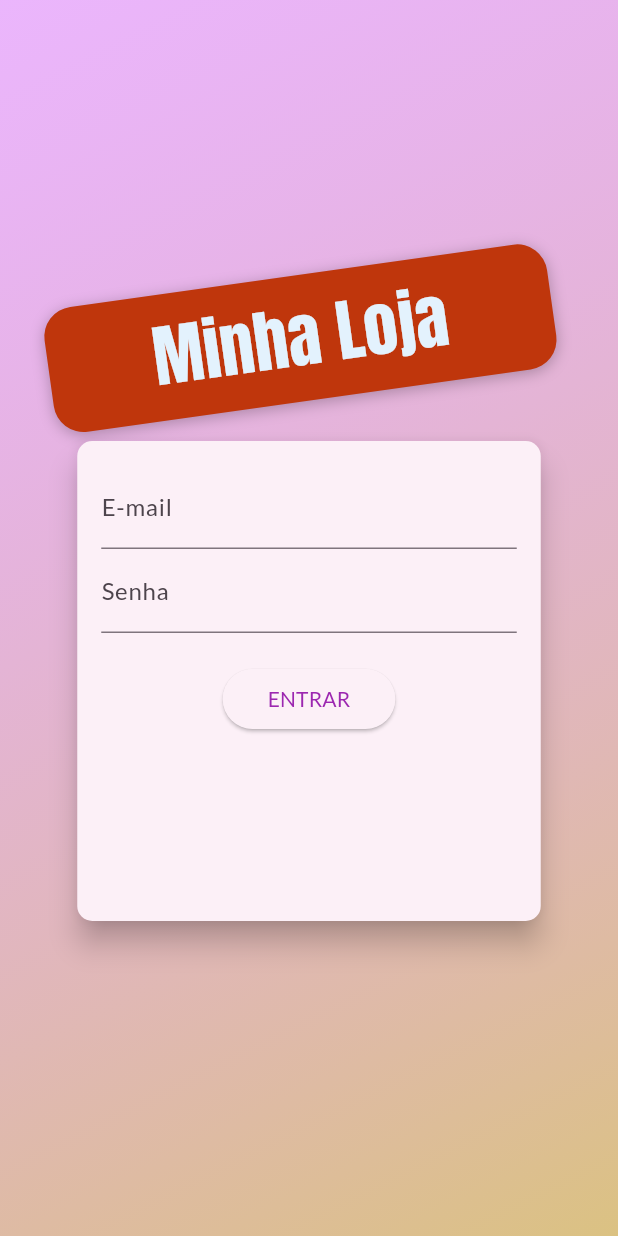
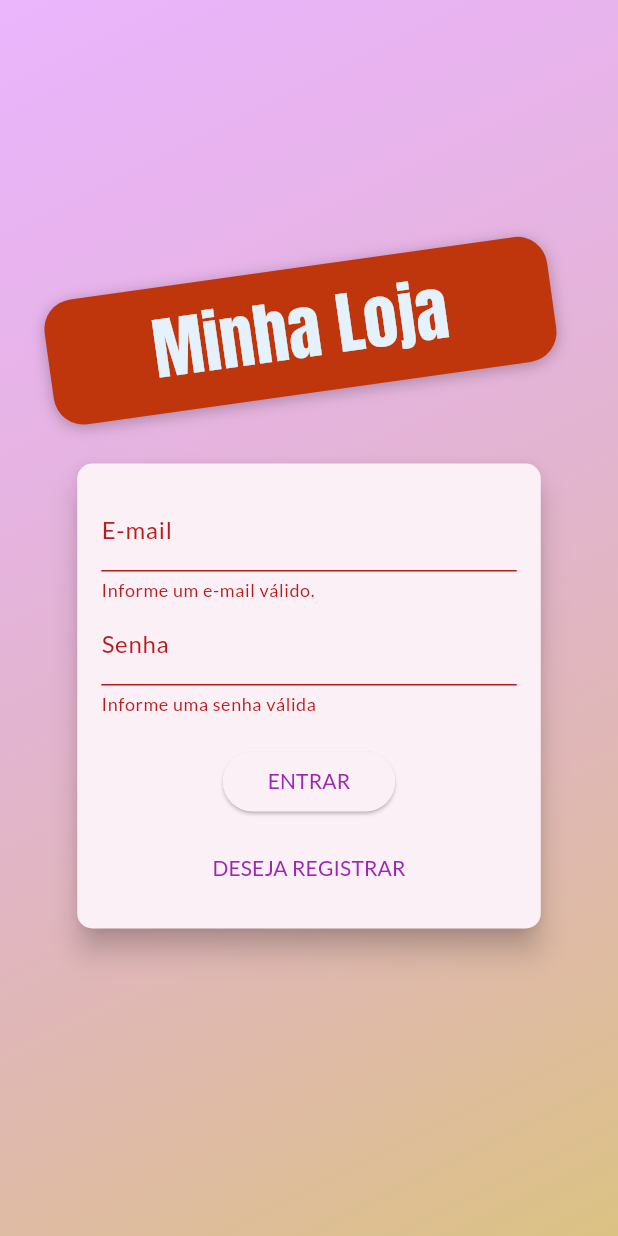
Before and after one commit to wisley-cesar/App-Loja-, a Flutter app: the screen it shows after launch, after a tap on "ENTRAR", on a phone screen of 412 x 824 dp. Run offline on Flutter 3.47's test engine with Material 3 defaults, Android fonts, the phone set to English and light mode, and no system bars; network calls fail.

Commit message:
Auth v:2

```diff
--- /dev/null
+++ b/lib/exception/auth_exception.dart
@@ -0,0 +1,21 @@
+class AuthException implements Exception {
+  static const Map<String, String> errors = {
+    'EMAIL_EXISTS': 'O endereço de e-mail já está sendo usado por outra conta.',
+    'OPERATION_NOT_ALLOWED':
+        'O login por senha está desativado para este projeto.',
+    'TOO_MANY_ATTEMPTS_TRY_LATER':
+        'Bloqueamos todas as solicitações deste dispositivo devido a atividades incomuns. Tente mais tarde.',
+    'EMAIL_NOT_FOUND':
+        'Não há registro de usuário correspondente a este identificador. O usuário pode ter sido excluído.',
+    'INVALID_PASSWORD': 'A senha é inválida ou o usuário não tem uma senha.',
+    'USER_DISABLED': 'A conta de usuário foi desativada.',
+    'INVALID_LOGIN_CREDENTIALS': 'Credencias de login inválidas'
+  };
+  final String key;
+  AuthException(this.key);
+
+  @override
+  String toString() {
+    return errors[key] ?? 'Ocorreu um erro no processo de autentificação';
+  }
+}
--- a/lib/main.dart
+++ b/lib/main.dart
@@ -1,14 +1,14 @@
 import 'package:flutter/material.dart';
+import 'package:loja/models/auth.dart';
 import 'package:loja/models/cart.dart';
 import 'package:loja/models/order_list.dart';
 import 'package:loja/models/product_list.dart';
-import 'package:loja/pages/auth_page.dart';
+import 'package:loja/pages/auth_or_home_page.dart';
 import 'package:loja/pages/cart_page.dart';
 import 'package:loja/pages/oder_page.dart';
 import 'package:loja/pages/product_detail_page.dart';
 import 'package:loja/pages/product_form_page.dart';
 import 'package:loja/pages/products_page.dart';
-import 'package:loja/pages/products_overview_pages.dart';
 import 'package:loja/utils/app_routes.dart';
 import 'package:provider/provider.dart';
 
@@ -24,7 +24,16 @@ class MyApp extends StatelessWidget {
     return MultiProvider(
       providers: [
         ChangeNotifierProvider(
-          create: (_) => ProductList(),
+          create: (_) => Auth(),
+        ),
+        ChangeNotifierProxyProvider<Auth, ProductList>(
+          create: (_) => ProductList('', []),
+          update: (context, auth, previous) {
+            return ProductList(
+              auth.token ?? '',
+              previous?.items ?? [],
+            );
+          },
         ),
         ChangeNotifierProvider(
           create: (_) => Cart(),
@@ -61,8 +70,7 @@ class MyApp extends StatelessWidget {
         ),
         debugShowCheckedModeBanner: false,
         routes: {
-          AppRoutes.AUTH: (context) => const AuthPage(),
-          AppRoutes.HOME: (context) => const ProductsOverviewPages(),
+          AppRoutes.AUTH_OR_HOME: (context) => const AuthOrHomePage(),
           AppRoutes.PRODUCT_DETAIL: (context) => const ProductDetailPage(),
           AppRoutes.CART: (context) => const CartPage(),
           AppRoutes.ORDERS: (context) => const OderPage(),
--- a/lib/models/order_list.dart
+++ b/lib/models/order_list.dart
@@ -51,7 +51,6 @@ class OrderList with ChangeNotifier {
             }).toList(),
           ),
         );
-        print(data);
       },
     );
 
--- /dev/null
+++ b/lib/pages/auth_or_home_page.dart
@@ -0,0 +1,15 @@
+import 'package:flutter/material.dart';
+import 'package:loja/models/auth.dart';
+import 'package:loja/pages/auth_page.dart';
+import 'package:loja/pages/products_overview_pages.dart';
+import 'package:provider/provider.dart';
+
+class AuthOrHomePage extends StatelessWidget {
+  const AuthOrHomePage({super.key});
+
+  @override
+  Widget build(BuildContext context) {
+    Auth auth = Provider.of<Auth>(context);
+    return auth.isAuth ? const ProductsOverviewPages() : const AuthPage();
+  }
+}
--- a/lib/pages/auth_page.dart
+++ b/lib/pages/auth_page.dart
@@ -30,6 +30,7 @@ class AuthPage extends StatelessWidget {
               crossAxisAlignment: CrossAxisAlignment.center,
               children: [
                 Container(
+                  margin: EdgeInsets.only(bottom: 20),
                   padding: const EdgeInsets.symmetric(
                     vertical: 10,
                     horizontal: 70,
@@ -56,7 +57,7 @@ class AuthPage extends StatelessWidget {
                         color: Theme.of(context).secondaryHeaderColor),
                   ),
                 ),
-                AuthForm()
+                const AuthForm()
               ],
             ),
           ),
--- a/lib/utils/app_routes.dart
+++ b/lib/utils/app_routes.dart
@@ -1,6 +1,5 @@
 class AppRoutes {
-  static const AUTH = '/';
-  static const HOME = '/HOME';
+  static const AUTH_OR_HOME = '/';
   static const PRODUCT_DETAIL = '/product-detail';
   static const CART = '/cart';
   static const ORDERS = '/orders';
--- a/lib/widgets/app_drawer.dart
+++ b/lib/widgets/app_drawer.dart
@@ -19,7 +19,7 @@ class AppDrawer extends StatelessWidget {
             title: const Text('Loja'),
             onTap: () {
               Navigator.of(context).pushReplacementNamed(
-                AppRoutes.HOME,
+                AppRoutes.AUTH_OR_HOME,
               );
             },
           ),
--- a/lib/widgets/auth_form.dart
+++ b/lib/widgets/auth_form.dart
@@ -1,4 +1,7 @@
 import 'package:flutter/material.dart';
+import 'package:loja/exception/auth_exception.dart';
+import 'package:loja/models/auth.dart';
+import 'package:provider/provider.dart';
 
 enum AuthMode { Signup, Login }
 
@@ -12,16 +15,79 @@ class AuthForm extends StatefulWidget {
 class _AuthFormState extends State<AuthForm> {
   final _passawordController = TextEditingController();
   AuthMode _authMode = AuthMode.Login;
+  bool _isLoading = false;
+
   @override
   Widget build(BuildContext context) {
     final deviceSize = MediaQuery.of(context).size;
+    final _formkey = GlobalKey<FormState>();
 
     Map<String, String> _authData = {
       'email': '',
       'password': '',
     };
 
-    void _submit() {}
+    bool _isLogin() => _authMode == AuthMode.Login;
+    bool _isSignup() => _authMode == AuthMode.Signup;
+
+    void _switchAuthMode() {
+      setState(() {
+        if (_isLogin()) {
+          _authMode = AuthMode.Signup;
+        } else {
+          _authMode = AuthMode.Login;
+        }
+      });
+    }
+
+    void _showErroDialog(String msg) {
+      showDialog(
+          context: context,
+          builder: (ctx) => AlertDialog(
+                title: const Text('Ocorreu um Erro'),
+                content: Text(msg),
+                actions: [
+                  TextButton(
+                    onPressed: () => Navigator.of(context).pop(),
+                    child: const Text('Fechar'),
+                  )
+                ],
+              ));
+    }
+
+    Future<void> _submit() async {
+      final isValid = _formkey.currentState?.validate() ?? false;
+
+      if (!isValid) {
+        return;
+      }
+
+      setState(() => _isLoading = true);
+
+      _formkey.currentState?.save();
+      Auth auth = Provider.of(context, listen: false);
+
+      try {
+        if (_isLogin()) {
+          await auth.login(
+            _authData['email']!,
+            _authData['password']!,
+          );
+          //login
+        } else {
+          await auth.signup(
+            _authData['email']!,
+            _authData['password']!,
+          );
+        }
+      } on AuthException catch (error) {
+        _showErroDialog(error.toString());
+      } catch (error) {
+        _showErroDialog('Ocorreu um erro inesperado!');
+      }
+
+      setState(() => _isLoading = false);
+    }
 
     return Card(
       shape: RoundedRectangleBorder(
@@ -29,10 +95,11 @@ class _AuthFormState extends State<AuthForm> {
       ),
       elevation: 8,
       child: Container(
-        height: 320,
+        height: _isLogin() ? 310 : 400,
         width: deviceSize.width * 0.75,
         padding: const EdgeInsets.all(16),
         child: Form(
+          key: _formkey,
           child: Column(
             children: [
               TextFormField(
@@ -58,13 +125,13 @@ class _AuthFormState extends State<AuthForm> {
                   }
                 },
               ),
-              if (_authMode == AuthMode.Signup)
+              if (!_isLogin())
                 TextFormField(
                   decoration:
                       const InputDecoration(labelText: ' Confirmar Senha'),
                   keyboardType: TextInputType.emailAddress,
                   obscureText: true,
-                  validator: _authMode == AuthMode.Login
+                  validator: _isLogin()
                       ? null
                       : (_password) {
                           final password = _password ?? '';
@@ -75,7 +142,9 @@ class _AuthFormState extends State<AuthForm> {
                         },
                 ),
               const SizedBox(height: 20),
-              ElevatedButton(
+              _isLoading
+                  ? const CircularProgressIndicator()
+                  : ElevatedButton(
                       onPressed: _submit,
                       style: ElevatedButton.styleFrom(
                         shape: RoundedRectangleBorder(
@@ -90,6 +159,12 @@ class _AuthFormState extends State<AuthForm> {
                         _authMode == AuthMode.Login ? 'ENTRAR' : 'REGISTRAR',
                       ),
                     ),
+              const Spacer(),
+              TextButton(
+                onPressed: _switchAuthMode,
+                child:
+                    Text(_isLogin() ? 'DESEJA REGISTRAR' : 'JÁ POSSUI CONTA'),
+              )
             ],
           ),
         ),
```
Also changed, not shown: lib/models/auth.dart (added, +68 -0 lines), lib/models/product_list.dart (+13 -13 lines), lib/utils/constants.dart (+4 -3 lines). Lines whose indentation alone changed are shown as unchanged.
